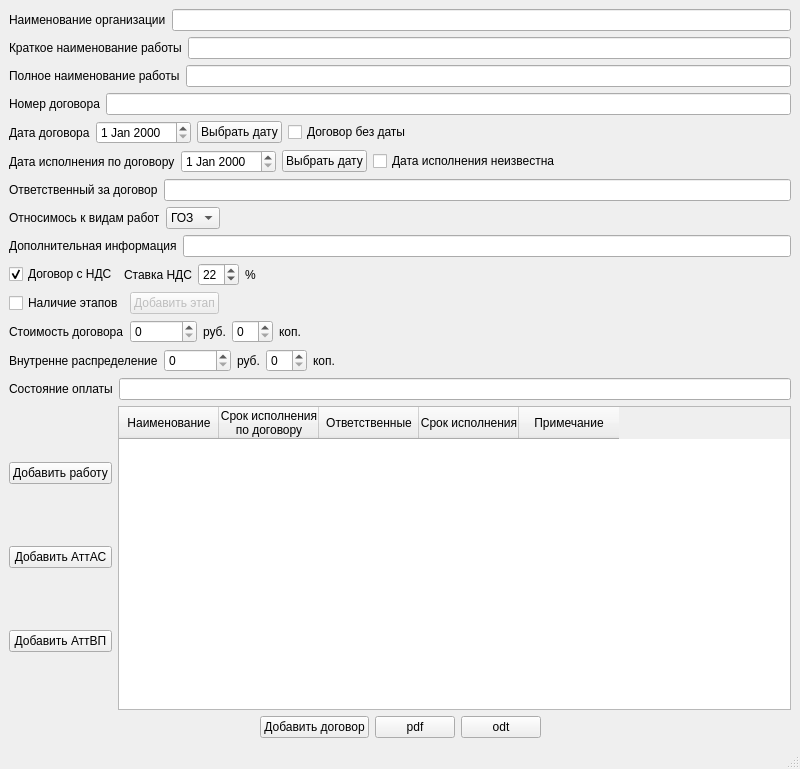
Old version of the form prilogenie/mainwindow.ui in the repository parlamentyor/auto_correct_plan.
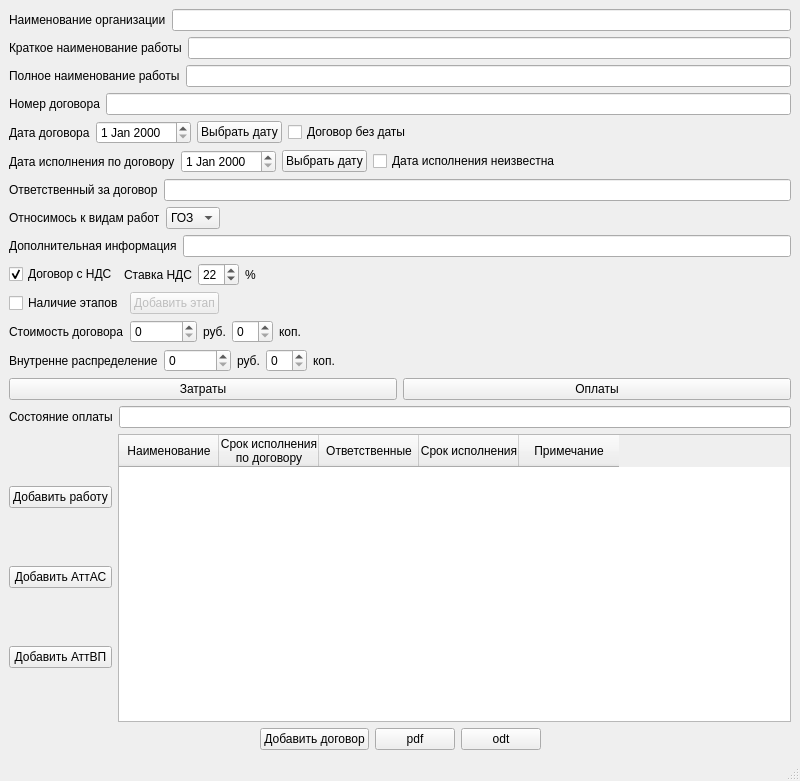
New version of the form.

The edit to the form file:
```diff
--- a/prilogenie/mainwindow.ui
+++ b/prilogenie/mainwindow.ui
@@ -7,7 +7,7 @@
     <x>0</x>
     <y>0</y>
     <width>800</width>
-    <height>769</height>
+    <height>781</height>
    </rect>
   </property>
   <property name="windowTitle">
@@ -457,6 +457,24 @@
       </item>
      </layout>
     </item>
+    <item>
+     <layout class="QHBoxLayout" name="horizontalLayout_13">
+      <item>
+       <widget class="QPushButton" name="pb_expenses">
+        <property name="text">
+         <string>Затраты</string>
+        </property>
+       </widget>
+      </item>
+      <item>
+       <widget class="QPushButton" name="pb_payments">
+        <property name="text">
+         <string>Оплаты</string>
+        </property>
+       </widget>
+      </item>
+     </layout>
+    </item>
     <item>
      <layout class="QHBoxLayout" name="horizontalLayout_17">
       <item>
```
Left out of the diff: 3 changed lines with no effect on the pictures.
